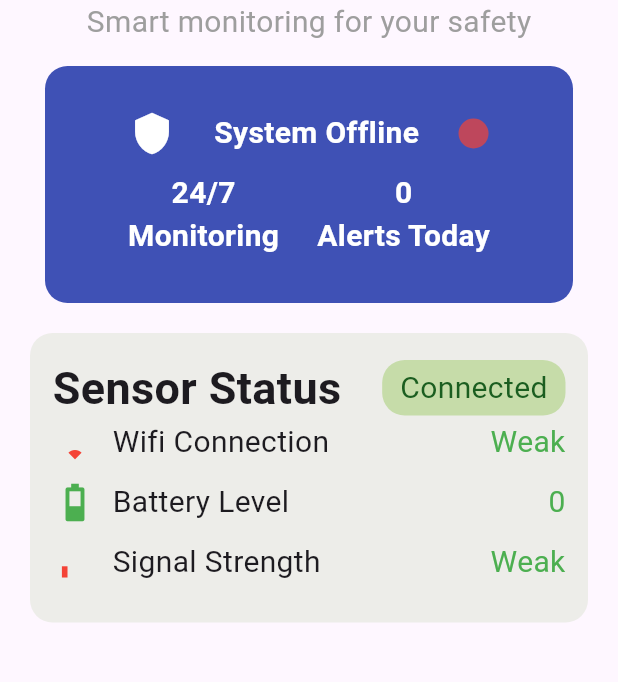
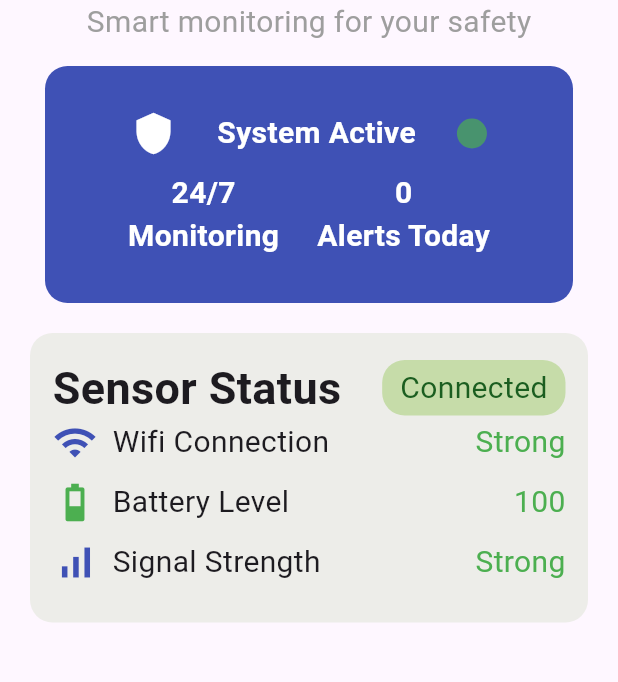
Before and after one commit to Tyler202208/fall_detection, a Flutter app: the HomeScreen screen opened directly, on a phone screen of 412 x 824 dp, the part 108-790 px from its top. Run offline on Flutter 3.47's test engine with Material 3 defaults, Android fonts, the phone set to English and light mode, and no system bars; our stand-ins replace battery_plus, cloud_firestore, connectivity_plus, firebase_auth, firebase_core; accounts and stored records are empty; statements that could not run were skipped.

Commit message:
video hardcoded version

```diff
--- a/lib/home_screen.dart
+++ b/lib/home_screen.dart
@@ -17,10 +17,11 @@ class _HomeScreenState extends State<HomeScreen> {
   late List<ConnectivityResult> connectivityResult;
   late var isMobileConnected = false;
   var battery = Battery();
-  int getBattery = 0;
-  bool isDeviceConnected = false;
+  int getBattery = 100;
+  bool isDeviceConnected = true;
   int totalAlerts = -1;
   final uid = FirebaseAuth.instance.currentUser!.uid;
+  bool getAlert = false;
 
 
 
@@ -59,7 +60,65 @@ class _HomeScreenState extends State<HomeScreen> {
   Widget build(BuildContext context) {
     return Scaffold(
       body: SafeArea(
-        child: Column(
+        child: getAlert?
+            Column(
+              children: [
+                Container(
+                  padding: EdgeInsets.symmetric(horizontal: 15, vertical: 15),
+                  margin: EdgeInsets.symmetric(horizontal: 15, vertical: 15),
+                  decoration: BoxDecoration(
+                    color: Colors.red, borderRadius: BorderRadius.circular(15)
+                  ),
+                  width: double.infinity,
+                  height: 750,
+                  child: Column(
+                    mainAxisAlignment: MainAxisAlignment.center,
+                    children: [
+                      Text(
+                        "FALL DETECTED!",
+                        style: TextStyle(
+                          color: Colors.white,
+                          fontSize: 60,
+                          fontWeight: FontWeight.bold
+                        ),
+                        textAlign: TextAlign.center,
+                      ),
+                      SizedBox(
+                        width: double.infinity,
+                        child: ElevatedButton(
+                            onPressed: (){},
+                            child: Text(
+                              "Call Relative",
+                              style: TextStyle(
+                                color: Color(0xFF4C4B63),
+                                fontWeight: FontWeight.bold,
+                                fontSize: 25
+                              )
+                            )
+                        ),
+                      ),
+                      SizedBox(height: 30),
+                      SizedBox(
+                        width: double.infinity,
+                        child: ElevatedButton(
+                            onPressed: (){},
+                            child: Text(
+                                "Stop Alert",
+                                style: TextStyle(
+                                  color: Color(0xFF4C4B63),
+                                  fontWeight: FontWeight.bold,
+                                  fontSize: 25
+                                )
+                            )
+                        ),
+                      )
+                    ],
+                  ),
+
+                )
+              ],
+            )
+        :Column(
           children: [
             Text(
               "Fall Detection",
@@ -234,7 +293,7 @@ class _HomeScreenState extends State<HomeScreen> {
                     ),
                     SensorRowItem(
                         text: 'Wifi Connection',
-                        icon: isMobileConnected?
+                        icon: !isMobileConnected?
                           Icon(
                             Icons.wifi,
                             color: primary_color,
@@ -245,7 +304,7 @@ class _HomeScreenState extends State<HomeScreen> {
                             color: Colors.red,
                             size: 30
                           ) ,
-                        trailing: isMobileConnected?
+                        trailing: !isMobileConnected?
                             "Strong":
                             "Weak"
                     ),
@@ -260,7 +319,7 @@ class _HomeScreenState extends State<HomeScreen> {
                     ),
                     SensorRowItem(
                         text: 'Signal Strength',
-                        icon: isMobileConnected?
+                        icon: !isMobileConnected?
                         Icon(
                           Icons.signal_cellular_alt,
                           color: primary_color,
@@ -271,7 +330,7 @@ class _HomeScreenState extends State<HomeScreen> {
                             color: Colors.red,
                             size: 30
                         ) ,
-                        trailing: isMobileConnected?
+                        trailing: !isMobileConnected?
                         "Strong":
                         "Weak"
                     )
```
